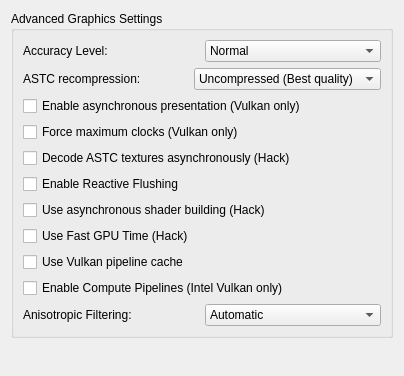
yuzu-emu-mirror/yuzu, file src/yuzu/configuration/configure_graphics_advanced.ui: the form before one commit.
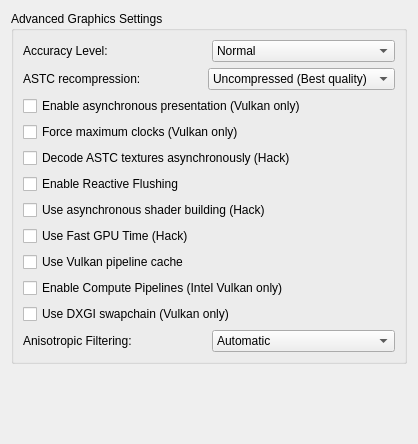
The form after the commit.

Commit message: renderer_vulkan: Implement DXGI swapchain

The edit to the form file:
```diff
--- a/src/yuzu/configuration/configure_graphics_advanced.ui
+++ b/src/yuzu/configuration/configure_graphics_advanced.ui
@@ -6,8 +6,8 @@
    <rect>
     <x>0</x>
     <y>0</y>
-    <width>404</width>
-    <height>376</height>
+    <width>418</width>
+    <height>444</height>
    </rect>
   </property>
   <property name="windowTitle">
@@ -191,6 +191,16 @@
           </property>
          </widget>
         </item>
+        <item>
+         <widget class="QCheckBox" name="dxgi_swapchain">
+          <property name="toolTip">
+           <string>&lt;html&gt;&lt;head/&gt;&lt;body&gt;&lt;p&gt;Presents frames with a D3D12 swapchain when using Vulkan.&lt;/p&gt;&lt;/body&gt;&lt;/html&gt;</string>
+          </property>
+          <property name="text">
+           <string>Use DXGI swapchain (Vulkan only)</string>
+          </property>
+         </widget>
+        </item>
         <item>
          <widget class="QWidget" name="af_layout" native="true">
           <layout class="QHBoxLayout" name="horizontalLayout_1">
```
Lines whose indentation alone changed are shown as unchanged. The commit also changes 12 other files.
